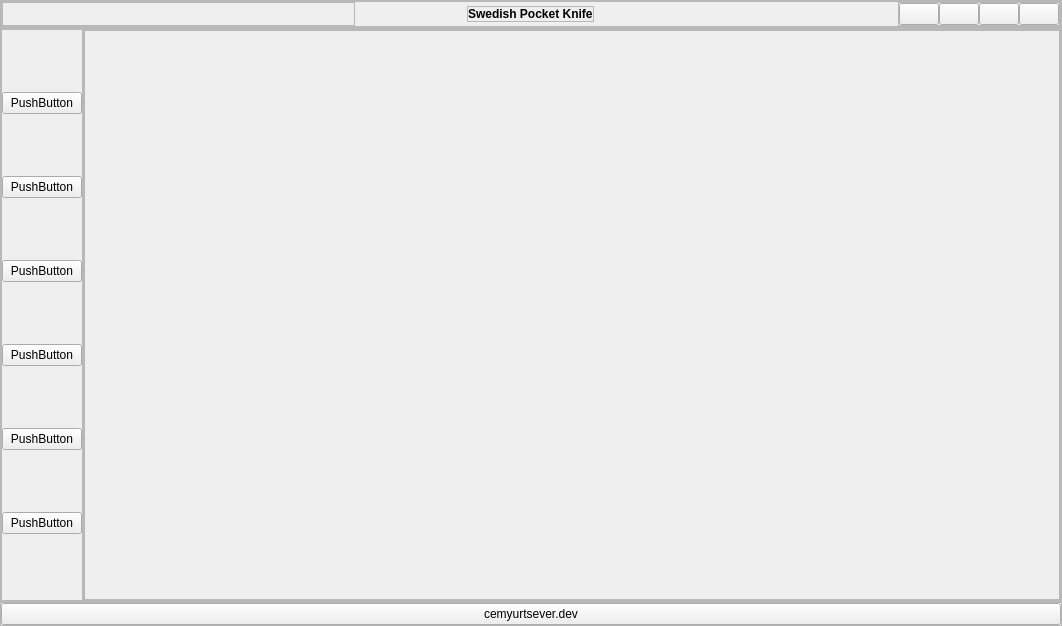
Qt form main.ui (ccemyurtsever/social) before a commit.
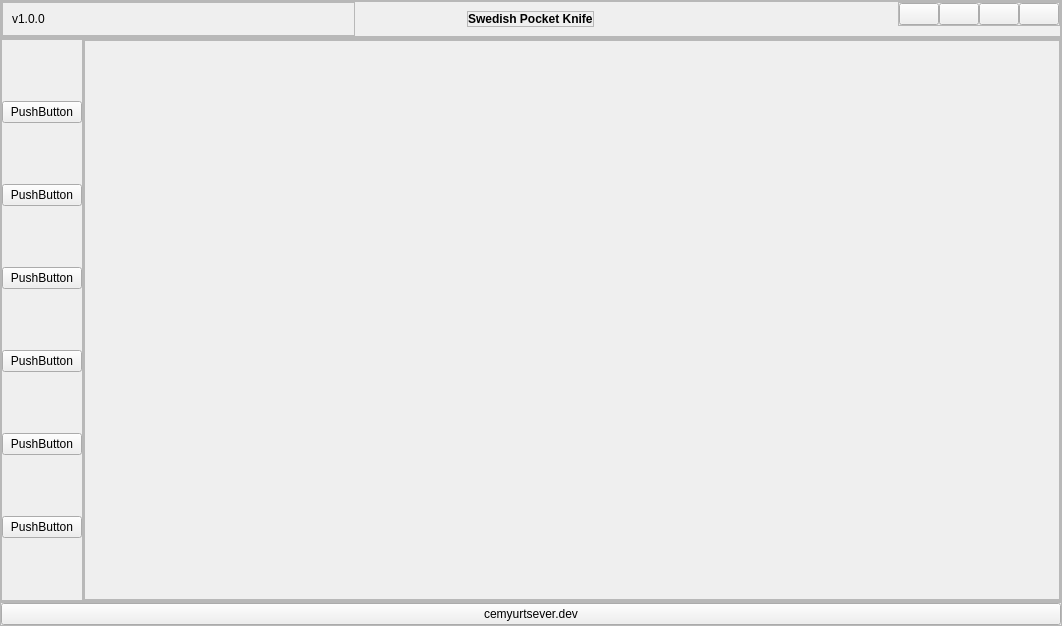
The same form after that commit. Icons and pictures are not drawn.

Commit message: Update UI element sizes and styles

What changed in the file:
```diff
--- a/main.ui
+++ b/main.ui
@@ -31,7 +31,14 @@
      <number>0</number>
     </property>
     <item alignment="Qt::AlignTop">
-     <widget class="QFrame" name="header">
+     <widget class="QFrame" name="Header">
+      <property name="styleSheet">
+       <string notr="true">QPushButton:hover#exit
+{
+   background-color:#d16e6e;
+border-radius: 25px;
+}</string>
+      </property>
       <property name="frameShape">
        <enum>QFrame::StyledPanel</enum>
       </property>
@@ -78,14 +85,23 @@
           <property name="bottomMargin">
            <number>0</number>
           </property>
-          <item>
-           <widget class="QFrame" name="frame_4">
+          <item alignment="Qt::AlignTop">
+           <widget class="QFrame" name="Verison">
             <property name="frameShape">
              <enum>QFrame::StyledPanel</enum>
             </property>
             <property name="frameShadow">
              <enum>QFrame::Raised</enum>
             </property>
+            <layout class="QVBoxLayout" name="verticalLayout_6">
+             <item alignment="Qt::AlignLeft">
+              <widget class="QLabel" name="label_2">
+               <property name="text">
+                <string>v1.0.0</string>
+               </property>
+              </widget>
+             </item>
+            </layout>
            </widget>
           </item>
           <item alignment="Qt::AlignHCenter|Qt::AlignVCenter">
```
Left out of the diff: 30 changed lines with no effect on the pictures. The commit also changes 1 other file.
